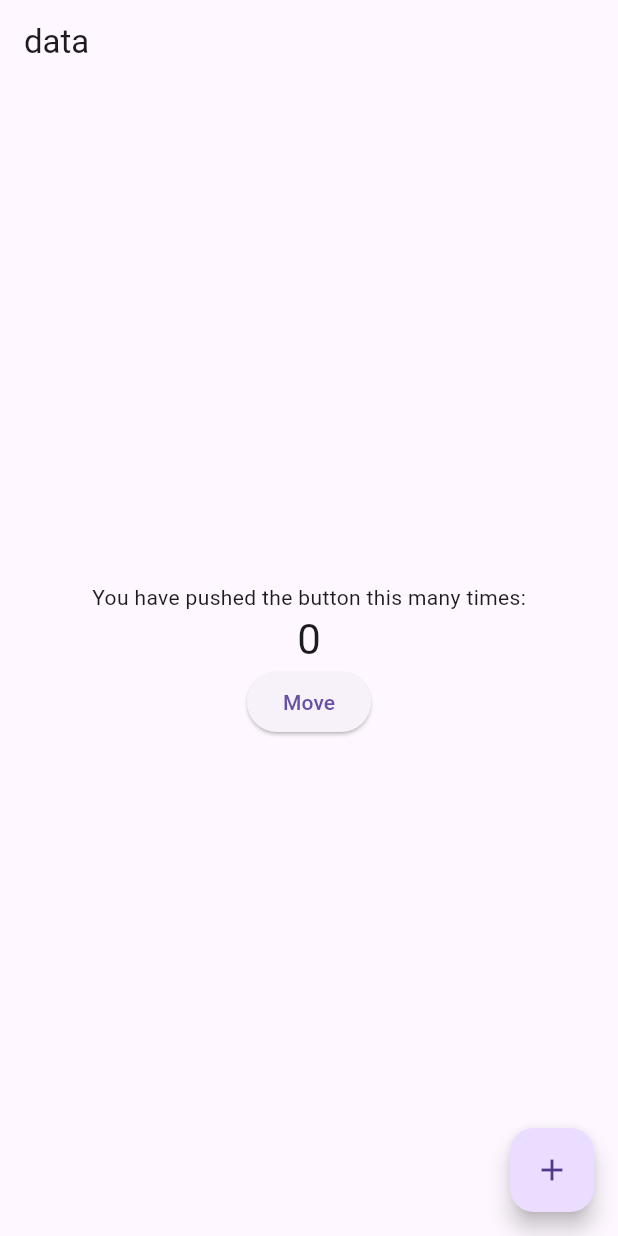
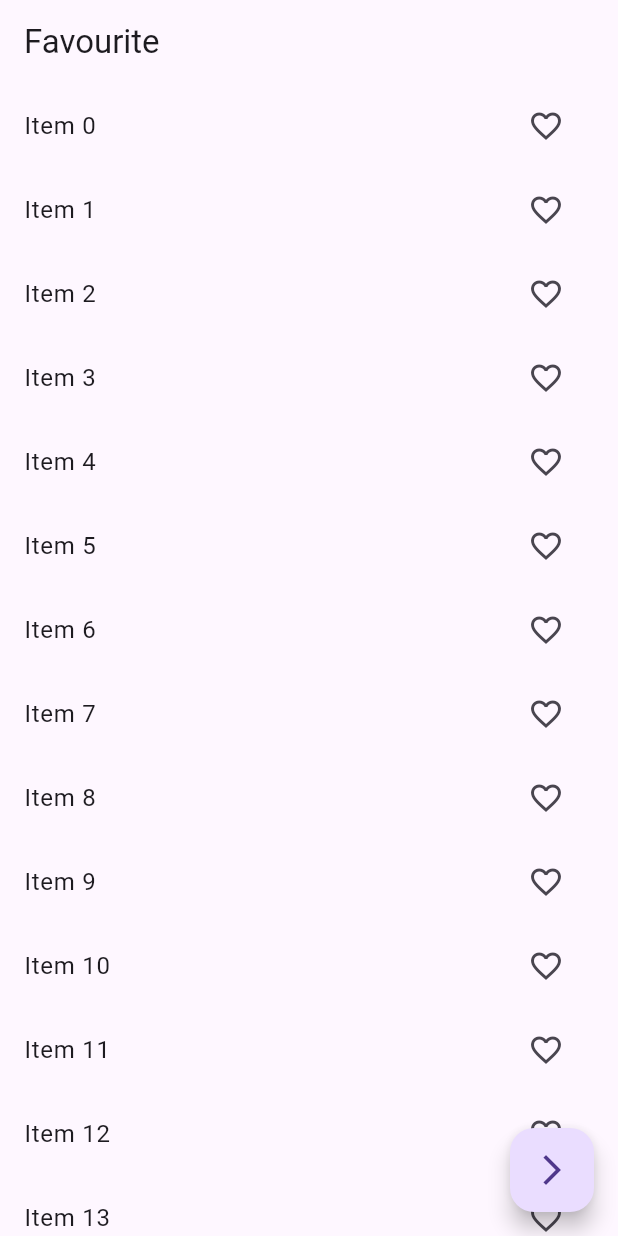
Before and after one commit to mdnahidhossen1911/provider_test, a Flutter app: the screen it shows after launch, on a phone screen of 412 x 824 dp. Run offline on Flutter 3.47's test engine with Material 3 defaults, Android fonts, the phone set to English and light mode, and no system bars.

Commit message:
Favourite App

```diff
--- a/lib/counterModel.dart
+++ /dev/null
@@ -1,10 +0,0 @@
-import 'package:flutter/material.dart';
-
-class CounterModel with ChangeNotifier {
-  int _count = 0;
-  int get count => _count;
-  void increment() {
-    _count++;
-    notifyListeners();
-  }
-}
--- /dev/null
+++ b/lib/favourite_model.dart
@@ -0,0 +1,17 @@
+import 'package:flutter/foundation.dart';
+
+class FavouriteModel extends ChangeNotifier{
+  List<int> _selectedIndex =[];
+  List<int>  get selectedIndex => _selectedIndex;
+
+  add(int index){
+    _selectedIndex.add(index);
+    notifyListeners();
+  }
+
+  removeItem(int index){
+    _selectedIndex.remove(index);
+    notifyListeners();
+  }
+
+}
--- /dev/null
+++ b/lib/favourite_screen.dart
@@ -0,0 +1,58 @@
+import 'package:flutter/material.dart';
+import 'package:provider/provider.dart';
+import 'package:provider_test/en_screen.dart';
+import 'package:provider_test/favourite_model.dart';
+
+class FavouriteScreen extends StatelessWidget {
+  const FavouriteScreen({super.key});
+
+  @override
+  Widget build(BuildContext context) {
+    return Scaffold(
+      appBar: AppBar(title: Text('Favourite')),
+      floatingActionButton: FloatingActionButton(
+        onPressed: () {
+          Navigator.push(
+            context,
+            MaterialPageRoute(builder: (context) => EnScreen()),
+          );
+        },
+        child: Icon(Icons.arrow_forward_ios_sharp),
+      ),
+      body: Column(
+        children: [
+          Expanded(
+            child: ListView.builder(
+              itemCount: 1000,
+              itemBuilder: (context, index) {
+                return favItem(index);
+              },
+            ),
+          ),
+        ],
+      ),
+    );
+  }
+
+  Consumer<FavouriteModel> favItem(int index) {
+    return Consumer<FavouriteModel>(
+      builder: (context, value, child) => ListTile(
+        title: Text('Item $index'),
+        trailing: IconButton(
+          onPressed: () {
+            if (value.selectedIndex.contains(index)) {
+              value.removeItem(index);
+            } else {
+              value.add(index);
+            }
+          },
+          icon: Icon(
+            value.selectedIndex.contains(index)
+                ? Icons.favorite
+                : Icons.favorite_border,
+          ),
+        ),
+      ),
+    );
+  }
+}
--- a/lib/main.dart
+++ b/lib/main.dart
@@ -1,8 +1,8 @@
 import 'package:flutter/material.dart';
 import 'package:provider/provider.dart';
-import 'package:provider_test/counterModel.dart';
-import 'package:provider_test/slider_model.dart';
-import 'package:provider_test/test_screen.dart';
+import 'package:provider_test/favourite_model.dart';
+import 'package:provider_test/favourite_screen.dart';
+
 
 void main() {
   runApp(const MyApp());
@@ -13,55 +13,8 @@ class MyApp extends StatelessWidget {
 
   @override
   Widget build(BuildContext context) {
-    return MultiProvider( // multiple provider
-      providers: [
-        ChangeNotifierProvider(create: (context) => CounterModel()),
-        ChangeNotifierProvider(create: (context) => SliderModel()),
-      ],
-      child: MaterialApp(title: 'Flutter Demo', home: const MyHomePage()),
-    );
+    return ChangeNotifierProvider(
+        create: (context) => FavouriteModel(),
+        child: MaterialApp(title: 'Flutter Demo', home: const FavouriteScreen()));
   }
 }
-
-class MyHomePage extends StatelessWidget {
-  const MyHomePage({super.key});
-
-  @override
-  Widget build(BuildContext context) {
-    final counter = Provider.of<CounterModel>(context, listen: false);
-    print('build');
-    return Scaffold(
-      appBar: AppBar(title: Text('data')),
-      body: Center(
-        child: Column(
-          mainAxisAlignment: MainAxisAlignment.center,
-          children: <Widget>[
-            const Text('You have pushed the button this many times:'),
-            Consumer<CounterModel>(
-              builder: (context, value, child) => Text(
-                counter.count.toString(),
-                style: Theme.of(context).textTheme.headlineMedium,
-              ),
-            ),
-            ElevatedButton(
-              onPressed: () {
-                Navigator.push(
-                  context,
-                  MaterialPageRoute(builder: (context) => TestScreen()),
-                );
-              },
-              child: Text('Move'),
-            ),
-          ],
-        ),
-      ),
-      floatingActionButton: FloatingActionButton(
-        onPressed: () {
-          counter.increment();
-        },
-        tooltip: 'Increment',
-        child: const Icon(Icons.add),
-      ),
-    );
-  }
-}
--- a/lib/slider_model.dart
+++ /dev/null
@@ -1,11 +0,0 @@
-import 'package:flutter/foundation.dart';
-
-class SliderModel extends ChangeNotifier{
-  double _value=1;
-  double get value => _value;
-
-  setValue(double val){
-    _value = val;
-    notifyListeners();
-  }
-}
```
Also changed, not shown: lib/en_screen.dart (added, +37 -0 lines), lib/test_screen.dart (deleted, +0 -53 lines).
